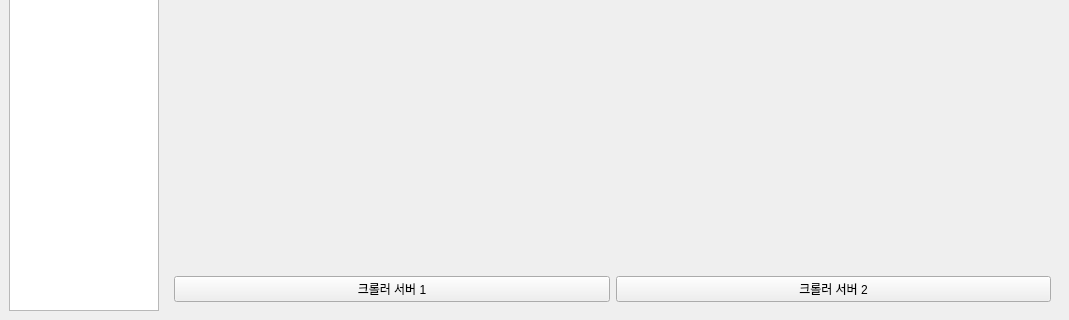
Old version of the form MANAGER/BIGMACLAB_MANAGER_GUI.ui in the repository yojun313/knpu; both pictures show x 0 to 1069 and y 467 to 787 of the 1069 by 787 pixel window.
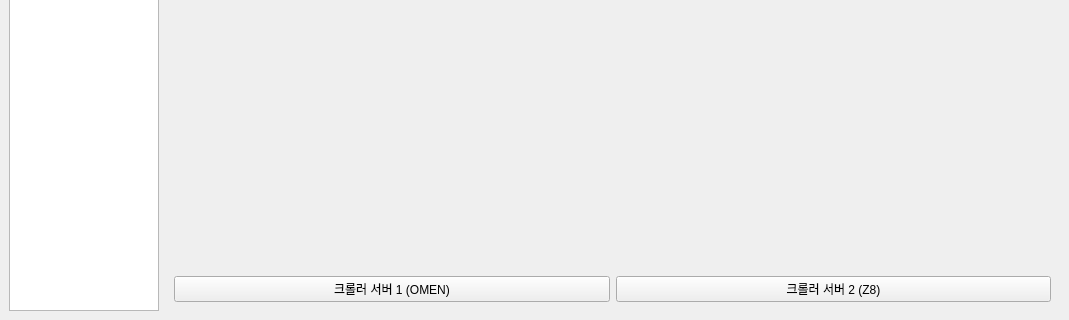
New version of the form. The open tabs and pages were chosen to show the change.

What changed in the file:
```diff
--- a/MANAGER/BIGMACLAB_MANAGER_GUI.ui
+++ b/MANAGER/BIGMACLAB_MANAGER_GUI.ui
@@ -144,14 +144,14 @@
           <item>
            <widget class="QPushButton" name="crawler_omen_button">
             <property name="text">
-             <string>크롤러 서버 1</string>
+             <string>크롤러 서버 1 (OMEN)</string>
             </property>
            </widget>
           </item>
           <item>
            <widget class="QPushButton" name="crawler_z_button">
             <property name="text">
-             <string>크롤러 서버 2</string>
+             <string>크롤러 서버 2 (Z8)</string>
             </property>
            </widget>
           </item>
```
